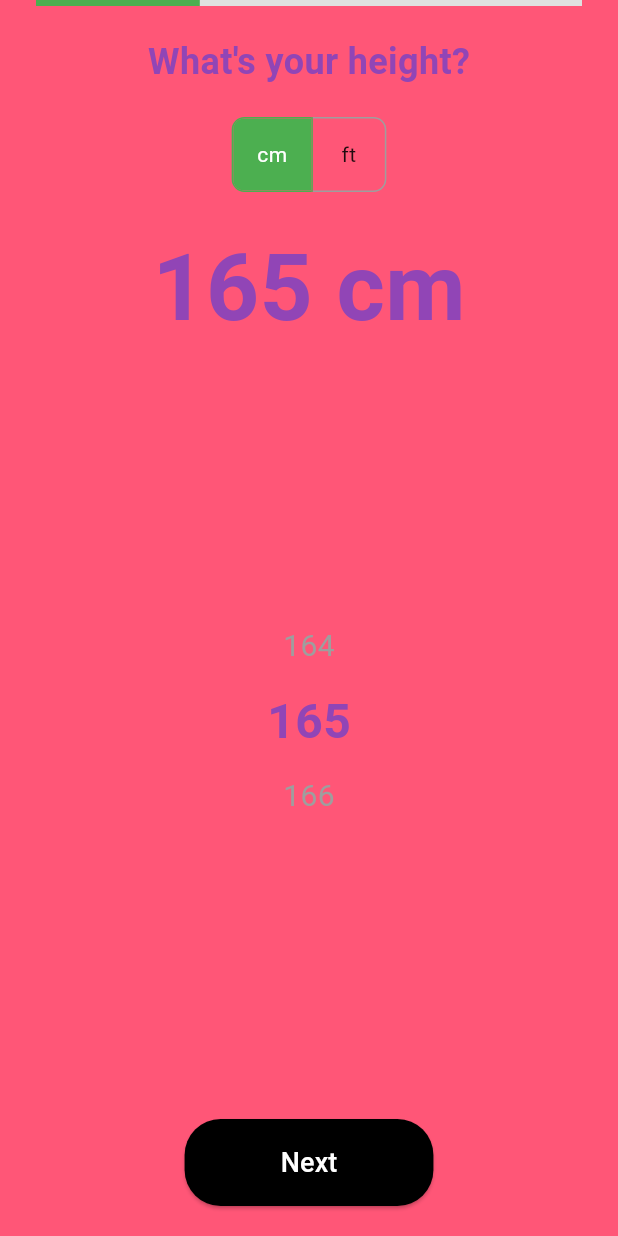
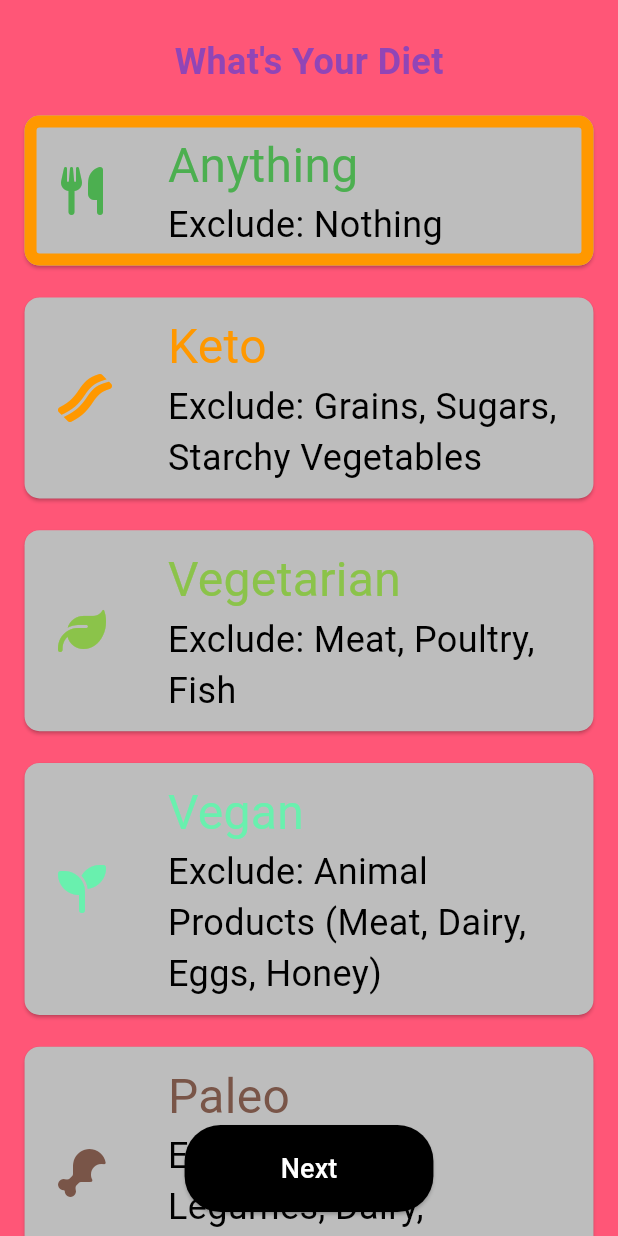
Before and after one commit to real-Hafez/lose_weight_eat_healthy, a Flutter app: the OnboardingPage screen opened directly, swiped to page 3, on a phone screen of 412 x 824 dp. Run offline on Flutter 3.47's test engine with Material 3 defaults, Android fonts, the phone set to English and light mode, and no system bars; drawn by our look-alikes of numberpicker; our stand-ins replace animated_text_kit, another_flutter_splash_screen, auto_size_text, bloc, cloud_firestore, device_preview and 18 more; accounts and stored records are empty.

Commit message:
edit some errors + Add onather page in onboarding pages to let user what diet he prefers and send the data to firestore

```diff
--- a/lib/l10n/intl_en.arb
+++ b/lib/l10n/intl_en.arb
@@ -51,7 +51,9 @@
     "dontHaveAccount": "Don't have an account?",
     "signUp": "Sign up",
     "signIn": "Sign in",
-    "welcomeonboarding": "Welcome to your journey toward a healthier and happier you! Our app is here to support you every step of the way with a range of free features designed to help you reach your goals effortlessly.",
+    "welcomeonboarding":
+    "Welcome to your journey toward a healthier and happier you! Our app is here to support you every step of the way with a range of free features designed to help you reach your goals effortlessly."
+    ,
     "next":"Next",
     "genderselect": "Select Your Gender",
     "man":"Male",
--- a/lib/main.dart
+++ b/lib/main.dart
@@ -90,7 +90,7 @@ class MyApp extends StatelessWidget {
             theme: light_theme,
             darkTheme: dark_theme,
             home: const Splash_Screen(),
-            // home: const setup(),
+            // home: const DietType(),
           );
         },
       ),
--- a/lib/src/features/Setup/cubit/on-boarding/onboarding_cubit.dart
+++ b/lib/src/features/Setup/cubit/on-boarding/onboarding_cubit.dart
@@ -34,7 +34,7 @@ class OnboardingCubit extends Cubit<OnboardingState> {
   }
 
   int _getTotalPages() {
-    return 9;
+    return 11;
   }
 
   @override
--- /dev/null
+++ b/lib/src/features/Setup/pages/Diet_Type.dart
@@ -0,0 +1,227 @@
+import 'package:firebase_auth/firebase_auth.dart';
+import 'package:flutter/material.dart';
+import 'package:font_awesome_flutter/font_awesome_flutter.dart';
+import 'package:lose_weight_eat_healthy/src/features/Setup/widgets/TitleWidget.dart';
+import 'package:lose_weight_eat_healthy/src/features/Setup/widgets/next_button.dart';
+
+class DietType extends StatefulWidget {
+  const DietType(
+      {super.key,
+      required this.onAnimationFinished,
+      required this.onNextButtonPressed});
+  final VoidCallback onAnimationFinished;
+  final VoidCallback onNextButtonPressed;
+
+  @override
+  _DietTypeState createState() => _DietTypeState();
+}
+
+class _DietTypeState extends State<DietType> {
+  String _selectedDiet = 'Anything';
+
+  void _selectDiet(String diet) {
+    setState(() {
+      _selectedDiet = diet;
+    });
+    print('User chose: $diet');
+  }
+
+  @override
+  Widget build(BuildContext context) {
+    return Scaffold(
+      body: Stack(
+        children: [
+          ListView(
+            padding: const EdgeInsets.symmetric(vertical: 16.0),
+            children: [
+              SizedBox(height: MediaQuery.of(context).size.height * .01),
+              const TitleWidget(
+                title: 'What\'s Your Diet',
+              ),
+              SizedBox(height: MediaQuery.of(context).size.height * .01),
+              Column(
+                children: [
+                  Diet_Type_card(
+                    text: 'Anything',
+                    exclude: 'Nothing',
+                    icon: FontAwesomeIcons.utensils,
+                    color: Colors.green,
+                    isSelected: _selectedDiet == 'Anything',
+                    ontap: () => _selectDiet('Anything'),
+                  ),
+                  Diet_Type_card(
+                    text: 'Keto',
+                    exclude: 'Grains, Sugars, Starchy Vegetables',
+                    icon: FontAwesomeIcons.bacon,
+                    color: Colors.orange,
+                    isSelected: _selectedDiet == 'Keto',
+                    ontap: () => _selectDiet('Keto'),
+                  ),
+                  Diet_Type_card(
+                    text: 'Vegetarian',
+                    exclude: 'Meat, Poultry, Fish',
+                    icon: FontAwesomeIcons.leaf,
+                    color: Colors.lightGreen,
+                    isSelected: _selectedDiet == 'Vegetarian',
+                    ontap: () => _selectDiet('Vegetarian'),
+                  ),
+                  Diet_Type_card(
+                    text: 'Vegan',
+                    exclude: 'Animal Products (Meat, Dairy, Eggs, Honey)',
+                    icon: FontAwesomeIcons.seedling,
+                    color: Colors.greenAccent,
+                    isSelected: _selectedDiet == 'Vegan',
+                    ontap: () => _selectDiet('Vegan'),
+                  ),
+                  Diet_Type_card(
+                    text: 'Paleo',
+                    exclude: 'Grains, Legumes, Dairy, Processed Foods',
+                    icon: FontAwesomeIcons.drumstickBite,
+                    color: Colors.brown,
+                    isSelected: _selectedDiet == 'Paleo',
+                    ontap: () => _selectDiet('Paleo'),
+                  ),
+                  Diet_Type_card(
+                    text: 'Mediterranean',
+                    exclude: 'Refined Sugar, Processed Meat',
+                    icon: FontAwesomeIcons.fish,
+                    color: Colors.blueAccent,
+                    isSelected: _selectedDiet == 'Mediterranean',
+                    ontap: () => _selectDiet('Mediterranean'),
+                  ),
+                  Diet_Type_card(
+                    text: 'Pescatarian',
+                    exclude: 'Meat (except Fish)',
+                    icon: FontAwesomeIcons.fish,
+                    color: Colors.teal,
+                    isSelected: _selectedDiet == 'Pescatarian',
+                    ontap: () => _selectDiet('Pescatarian'),
+                  ),
+                  Diet_Type_card(
+                    text: 'Gluten-Free',
+                    exclude: 'Gluten (Wheat, Barley, Rye)',
+                    icon: FontAwesomeIcons.breadSlice,
+                    color: Colors.purple,
+                    isSelected: _selectedDiet == 'Gluten-Free',
+                    ontap: () => _selectDiet('Gluten-Free'),
+                  ),
+                ],
+              ),
+            ],
+          ),
+          // Inside the build method
+          Positioned(
+            left: 0,
+            right: 0,
+            bottom: 0,
+            child: Padding(
+              padding: const EdgeInsets.all(16.0),
+              child: Visibility(
+                visible: _selectedDiet !=
+                    null, // Show button only when a diet is selected
+                child: NextButton(
+                  onPressed: () {
+                    widget.onNextButtonPressed();
+                  },
+                  collectionName: "Diet",
+                  dataToSave: {
+                    'selectedGender': _selectedDiet,
+                  },
+                  saveData: true,
+                  userId: FirebaseAuth.instance.currentUser?.uid,
+                ),
+              ),
+            ),
+          ),
+        ],
+      ),
+    );
+  }
+}
+
+class Diet_Type_card extends StatelessWidget {
+  const Diet_Type_card({
+    super.key,
+    required this.text,
+    required this.exclude,
+    required this.icon,
+    required this.color,
+    required this.ontap,
+    required this.isSelected, // Add selection state
+  });
+  final String text;
+  final String exclude;
+  final IconData icon;
+  final Color color;
+  final VoidCallback ontap;
+  final bool isSelected;
+
+  @override
+  Widget build(BuildContext context) {
+    return Padding(
+      padding: EdgeInsets.symmetric(
+          horizontal: MediaQuery.of(context).size.width * .03,
+          vertical: MediaQuery.of(context).size.height * .008),
+      child: InkWell(
+        onTap: ontap,
+        child: Card(
+          color: Colors.grey.shade400,
+          shape: RoundedRectangleBorder(
+            side: BorderSide(
+              color: isSelected
+                  ? Colors.orange
+                  : Colors.transparent, // Add border color based on selection
+              width: 8.0,
+            ),
+            borderRadius: BorderRadius.circular(10.0),
+          ),
+          child: Padding(
+            padding: const EdgeInsets.all(10.0),
+            child: Row(
+              mainAxisAlignment: MainAxisAlignment.start,
+              children: [
+                SizedBox(
+                  width: MediaQuery.of(context).size.width * .03,
+                ),
+                Icon(
+                  icon,
+                  size: 32,
+                  color: color,
+                ),
+                SizedBox(
+                  width: MediaQuery.of(context).size.width * .1,
+                ),
+                Expanded(
+                  child: Column(
+                    mainAxisSize: MainAxisSize.min,
+                    crossAxisAlignment: CrossAxisAlignment.start,
+                    children: [
+                      Text(
+                        text,
+                        style: TextStyle(
+                          color: color,
+                          fontSize: 32,
+                        ),
+                        textAlign: TextAlign.center,
+                      ),
+                      Text(
+                        "Exclude: $exclude",
+                        style: const TextStyle(
+                          color: Colors.black,
+                          fontSize: 24,
+                        ),
+                        softWrap: true,
+                        overflow: TextOverflow.clip,
+                        maxLines: 6,
+                      ),
+                    ],
+                  ),
+                ),
+              ],
+            ),
+          ),
+        ),
+      ),
+    );
+  }
+}
--- a/lib/src/features/Setup/pages/FocusAreaWidget_woman.dart
+++ b/lib/src/features/Setup/pages/FocusAreaWidget_woman.dart
@@ -24,7 +24,7 @@ class _FocusAreaWidget_womanState extends State<FocusAreaWidget_woman> {
     false,
     false,
     false
-  ]; // Updated to 4 elements
+  ];
   List<String> selectedOptions = [];
 
   void toggleSelection(int index) {
--- a/lib/src/features/Setup/pages/FocusAreaWidgetman.dart
+++ b/lib/src/features/Setup/pages/FocusAreaWidgetman.dart
@@ -24,7 +24,7 @@ class _FocusAreaWidget_manState extends State<FocusAreaWidget_man> {
     false,
     false,
     false
-  ]; // Updated to 4 elements
+  ];
   List<String> selectedOptions = [];
 
   void toggleSelection(int index) {
--- a/lib/src/features/splash/pages/Splash_Screen.dart
+++ b/lib/src/features/splash/pages/Splash_Screen.dart
@@ -64,9 +64,7 @@ class _Splash_ScreenState extends State<Splash_Screen> {
             gifHeight: 474,
             duration: const Duration(milliseconds: 6000),
             nextScreen: const SizedBox.shrink(),
-            onInit: () {
-              if (mounted) {}
-            },
+            onInit: () {},
           );
         }
 
--- a/lib/src/features/water/pages/water.dart
+++ b/lib/src/features/water/pages/water.dart
@@ -83,7 +83,7 @@ class _WaterState extends State<Water> {
                             padding: const EdgeInsets.all(12),
                             child: IconButton(
                               icon: const Icon(
-                                  Icons.edit), // Secondary edit button
+                                  Icons.edit),
                               onPressed: () async {
                                 final newWaterNeeded = await showDialog<double>(
                                   context: context,
```
Also changed, not shown: lib/src/features/Setup/pages/Fav_food.dart (added, +63 -0 lines), lib/src/features/Setup/pages/Finishpage.dart (+11 -2 lines), lib/src/features/Setup/pages/OnboardingPage.dart (+18 -0 lines), lib/src/features/Setup/pages/WelcomeOnboardingPage.dart (+9 -1 lines), lib/src/features/Setup/widgets/water_widget.dart (+34 -21 lines).
